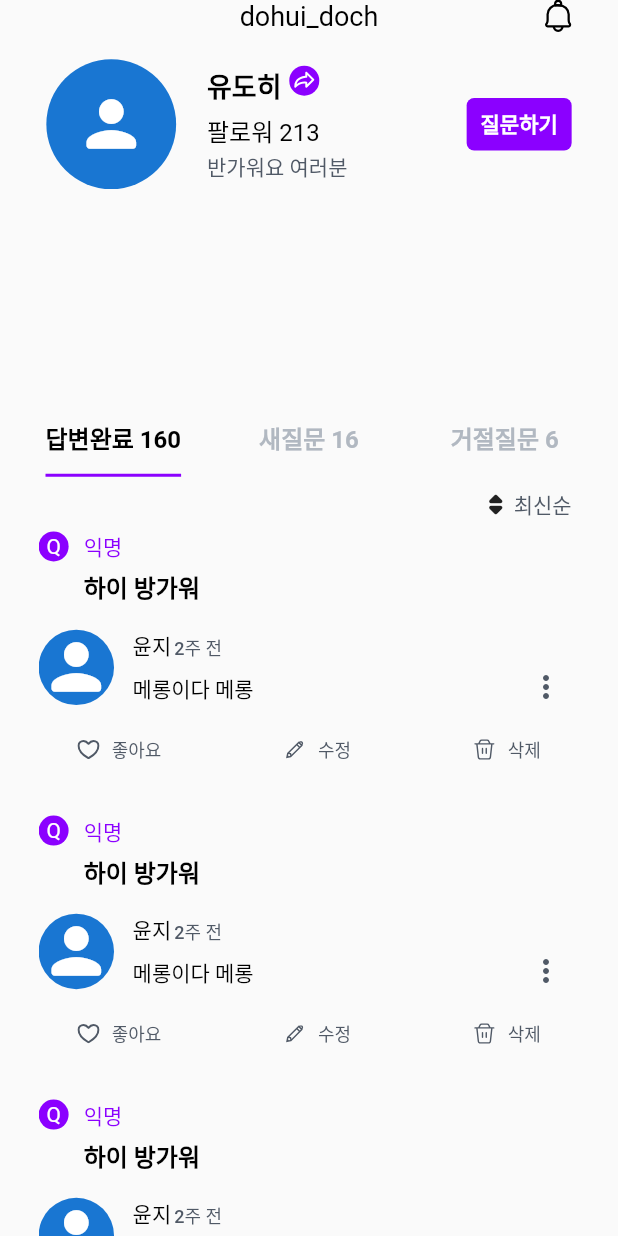
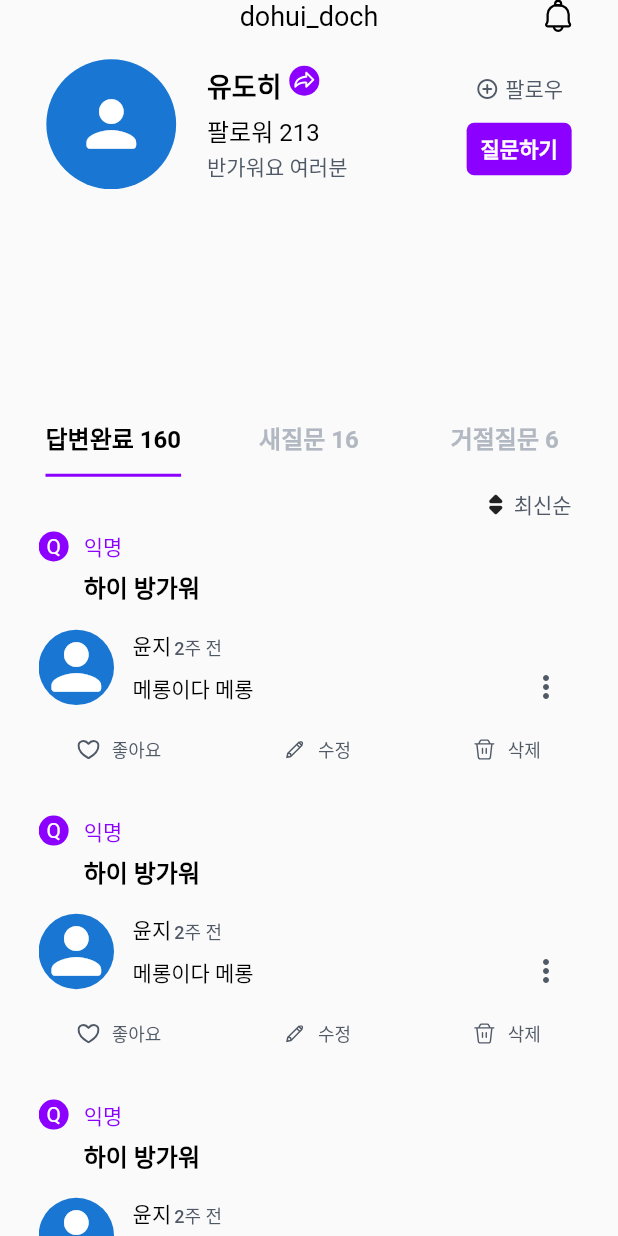
Before and after one commit to 2022-dimipay-recruit/Flutter-Client, a Flutter app: the Home screen opened directly, on a phone screen of 412 x 824 dp. Run offline on Flutter 3.47's test engine with Material 2 defaults, Android fonts, the phone set to English and light mode, and no system bars; our stand-ins replace cloud_firestore, dio, extended_image, firebase_auth, firebase_core, flutter_svg and 3 more; missing offline and left inert: kakao_flutter_sdk; accounts and stored records are empty; Roboto replaces fonts that are missing (Pretendard); project files that could hold a hidden picture were left out.

Commit message:
Add: Home UI - Follow Button

```diff
--- a/lib/screens/home.dart
+++ b/lib/screens/home.dart
@@ -101,7 +101,27 @@ class Home extends StatelessWidget {
                             )
                           ],
                         ),
-                        PurpleButton(text: "질문하기"),
+                        Column(
+                          children: [
+                            GestureDetector(
+                              onTap: () => print("팔로우 버튼 클릭"),
+                              child: Row(
+                                mainAxisAlignment: MainAxisAlignment.center,
+                                crossAxisAlignment: CrossAxisAlignment.center,
+                                children: [
+                                  Icon(Icons.add_circle_outline_rounded, color: grayOne, size: 16),
+                                  SizedBox(width: 4),
+                                  Text("팔로우", style: profileFollowBtn)
+                                ],
+                              ),
+                            ),
+                            SizedBox(height: 12),
+                            PurpleButton(
+                              text: "질문하기",
+                              clickAction: () => Get.to(AskQuestion(), transition: Transition.rightToLeft),
+                            ),
+                          ],
+                        )
                       ],
                     ),
                   ),
--- a/lib/themes/text_theme.dart
+++ b/lib/themes/text_theme.dart
@@ -19,6 +19,8 @@ final profileNickname = TextStyle(
 final profileFollwer = TextStyle(
     fontSize: 16, color: Colors.black, fontFamily: 'Pretendard', fontWeight: FontWeight.w400);
 final profileIntroduce = TextStyle(
+    fontSize: 14, color: grayOne, fontFamily: 'Pretendard', fontWeight: FontWeight.w400);
+final profileFollowBtn = TextStyle(
     fontSize: 14, color: grayOne, fontFamily: 'Pretendard', fontWeight: FontWeight.w400);
 
 final questionListSort = TextStyle(
```
